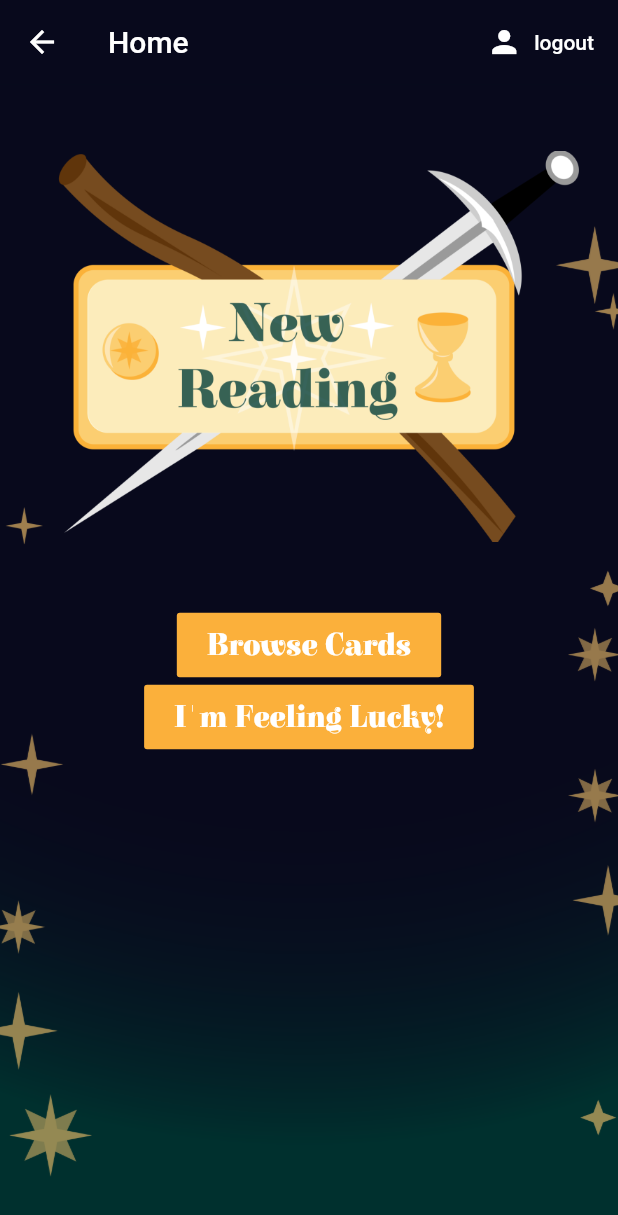
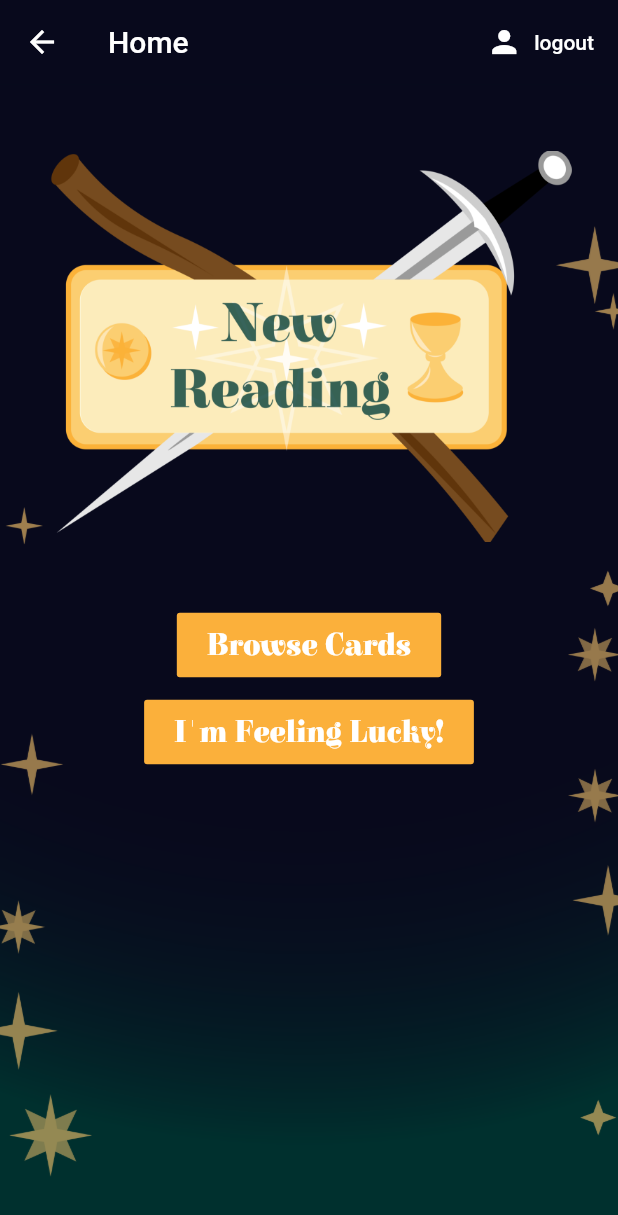
Before and after one commit to priyanshimehta/tarotfaceapp, a Flutter app: the Home screen opened by its route, on a phone screen of 412 x 824 dp. Shown: the top 1215 px of the screen. Run offline on Flutter 3.47's test engine with Material 2 defaults, Android fonts, the light colour scheme and no system bars; our stand-ins replace audioplayers, avatar_glow, cloud_firestore, firebase_auth, firebase_core, image_picker and 2 more; missing offline and left inert: dart:ffi, firebase_ml_vision; accounts and stored records are empty.

Commit message:
Size responsive login

```diff
--- a/lib/screens/Authentication/Register.dart
+++ b/lib/screens/Authentication/Register.dart
@@ -42,7 +42,9 @@ class _RegisterState extends State<Register> {
       ),
       body: SafeArea(
 
+        child: SingleChildScrollView(
           child: Container(
+            height: MediaQuery.of(context).size.height,
               decoration: BoxDecoration(
                   image: DecorationImage(
                     image: AssetImage('images/openingBG.png'),
@@ -106,6 +108,7 @@ class _RegisterState extends State<Register> {
             ),
           ),
         ),
+      ),
     );
   }
 }
--- a/lib/screens/Authentication/SignIn.dart
+++ b/lib/screens/Authentication/SignIn.dart
@@ -39,7 +39,9 @@ class _SignInState extends State<SignIn> {
           ),
         ],
       ),
-      body: Container(
+      body: SingleChildScrollView(
+        child: Container(
+          height: MediaQuery.of(context).size.height,
           decoration: BoxDecoration(
               image: DecorationImage(
                 image: AssetImage('images/openingBG.png'),
@@ -102,6 +104,7 @@ class _SignInState extends State<SignIn> {
             ),
           ),
         ),
+      ),
     );
   }
 }
--- a/lib/screens/Home.dart
+++ b/lib/screens/Home.dart
@@ -45,7 +45,7 @@ class Home extends StatelessWidget {
             child: Column(
               children: <Widget> [
                 IconButton(
-                  padding: const EdgeInsets.fromLTRB(10, 0, 0, 0) ,
+                  padding: const EdgeInsets.fromLTRB(0, 0, 0, 0) ,
                   splashColor: Colors.black,
                   icon: Image.asset('images/newReading.png'),
                   iconSize: 350,
@@ -74,6 +74,9 @@ class Home extends StatelessWidget {
 
                       ), )
 
+                ),
+                SizedBox(
+                  height: 10,
                 ),
 
                 FlatButton(
--- a/lib/screens/OpeningScreen.dart
+++ b/lib/screens/OpeningScreen.dart
@@ -93,7 +93,7 @@ class _OpeningScreenState extends State<OpeningScreen> {
                     ), )
                   ),
 
-
+                  /*
                   FlatButton(
                       padding: EdgeInsets.symmetric(vertical: 10, horizontal: 30),
                       color: Color(0xFFFBB03B),
@@ -166,7 +166,7 @@ class _OpeningScreenState extends State<OpeningScreen> {
 
                         ), )
                   ),
-
+                */
 
                 ],
               ),
--- a/lib/screens/scam.dart
+++ b/lib/screens/scam.dart
@@ -62,7 +62,7 @@ class _ScamState extends State<Scam> {
 
              padding: EdgeInsets.fromLTRB(20, 20, 20, 10),
              color: Color(0xFFFAF7EA),
-             width: MediaQuery.of(context).size.width * 0.8,
+             width: MediaQuery.of(context).size.width * 0.83,
              height: MediaQuery.of(context).size.height * 0.85,
 
              child: SingleChildScrollView(
@@ -642,7 +642,7 @@ class _ScamState extends State<Scam> {
 
 
                        },
-                       child: Text('Start',
+                       child: Text("Let's Go",
                          style: TextStyle(
                            color: Colors.white,
                            fontFamily: 'Elsie',
```
Also changed, not shown: 3 other files. Lines whose indentation alone changed are shown as unchanged.
